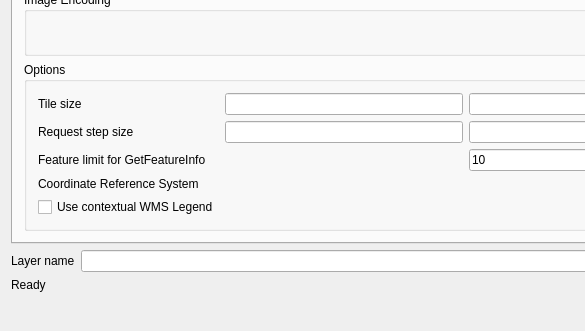
Before: the Qt Designer form src/ui/qgswmssourceselectbase.ui in qgis/QGIS, drawn with Qt 5; both pictures show x 0 to 585 and y 264 to 595 of the 744 by 595 pixel window.
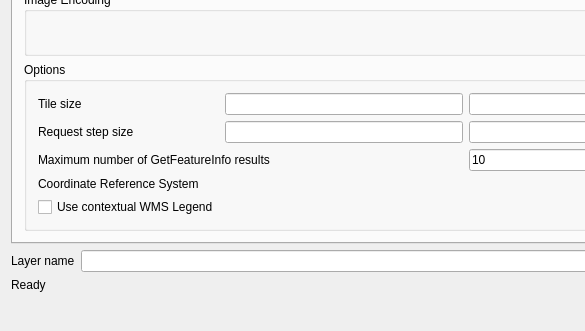
After: the same form once the commit is applied. Icons and pictures are not drawn. Custom widgets are drawn as their Qt base class.

Commit message:
[needs-docs] Modify label of the getfeatureinfo max results
in the Add WM(T)S dialog

```diff
--- a/src/ui/qgswmssourceselectbase.ui
+++ b/src/ui/qgswmssourceselectbase.ui
@@ -211,7 +211,7 @@
           <item row="3" column="0" colspan="2">
            <widget class="QLabel" name="label_3">
             <property name="text">
-             <string>Feature limit for GetFeatureInfo</string>
+             <string>Maximum number of GetFeatureInfo results</string>
             </property>
             <property name="buddy">
              <cstring>mFeatureCount</cstring>
```
